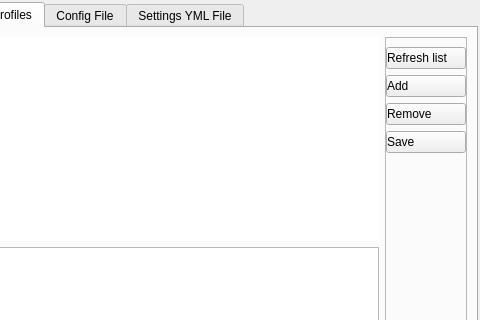
Before: the Qt Designer form src/conan_app_launcher/ui/views/conan_conf/conan_conf.ui in goszpeti/conan_explorer, drawn with Qt 5; both pictures show x 137 to 617 and y 0 to 320 of the 617 by 464 pixel window.
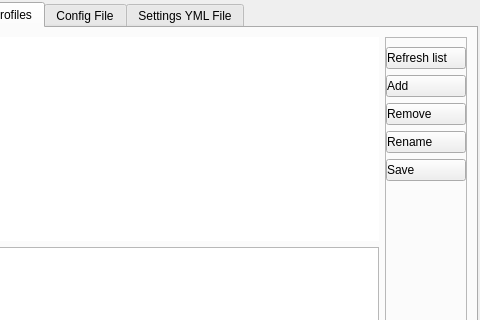
After: the same form once the commit is applied. The open tabs and pages were chosen to show the change. Custom widgets are drawn as their Qt base class.

Commit message: Add rename profile button

```diff
--- a/src/conan_app_launcher/ui/views/conan_conf/conan_conf.ui
+++ b/src/conan_app_launcher/ui/views/conan_conf/conan_conf.ui
@@ -454,6 +454,13 @@
               </property>
              </widget>
             </item>
+            <item>
+             <widget class="QPushButton" name="profile_rename_button">
+              <property name="text">
+               <string>Rename</string>
+              </property>
+             </widget>
+            </item>
             <item>
              <widget class="QPushButton" name="profile_save_button">
               <property name="text">
```
Left out of the diff: 2 changed lines with no effect on the pictures. The commit also changes 2 other files.
